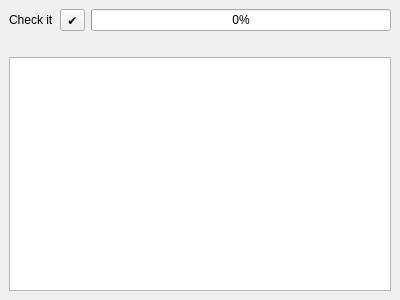
First picture: the form in QgisModelBaker/ui/validator.ui, repository opengisch/QgisModelBaker, before the edit.
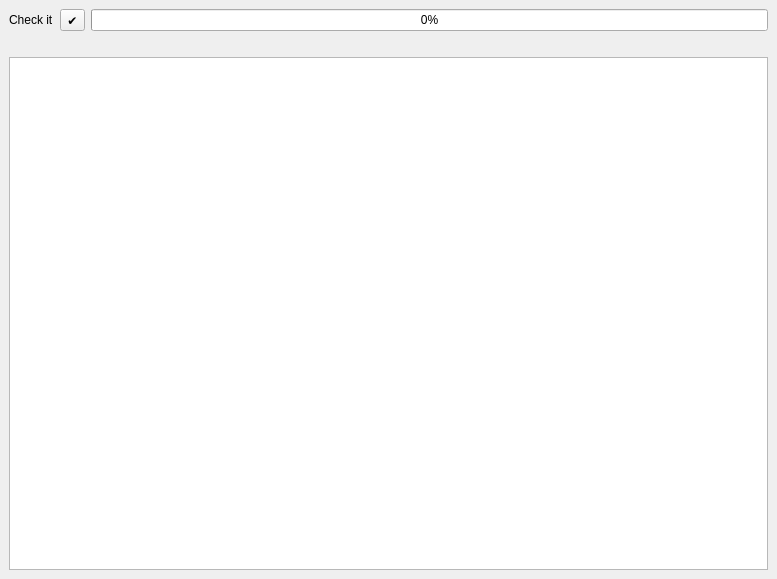
Second picture: the form after the edit.

Commit message: filter data panel to select model / dataset / basket of data taht should be validated (needs cleanup)

```diff
--- a/QgisModelBaker/ui/validator.ui
+++ b/QgisModelBaker/ui/validator.ui
@@ -6,8 +6,8 @@
    <rect>
     <x>0</x>
     <y>0</y>
-    <width>400</width>
-    <height>300</height>
+    <width>777</width>
+    <height>579</height>
    </rect>
   </property>
   <property name="windowTitle">
```
Left out of the diff: 5 changed lines with no effect on the pictures. The commit also changes 3 other files.
